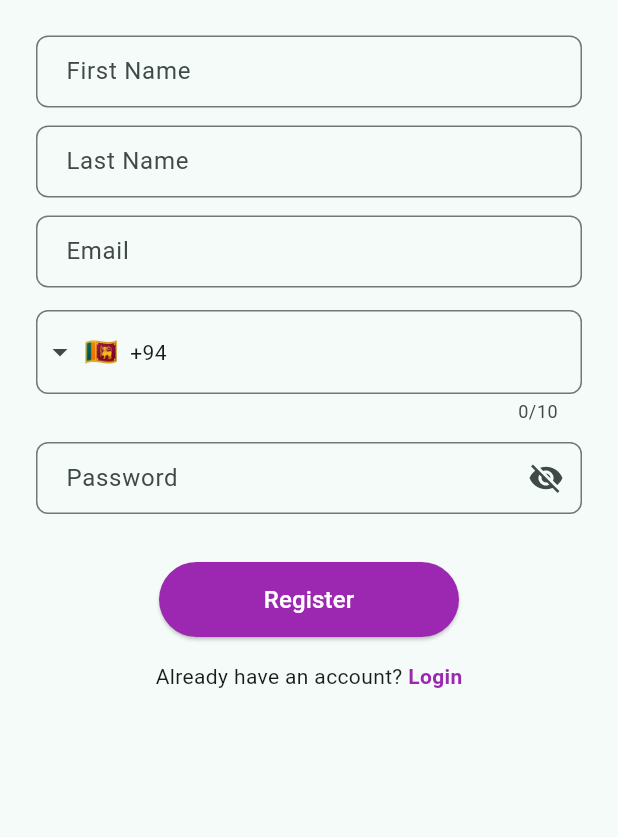
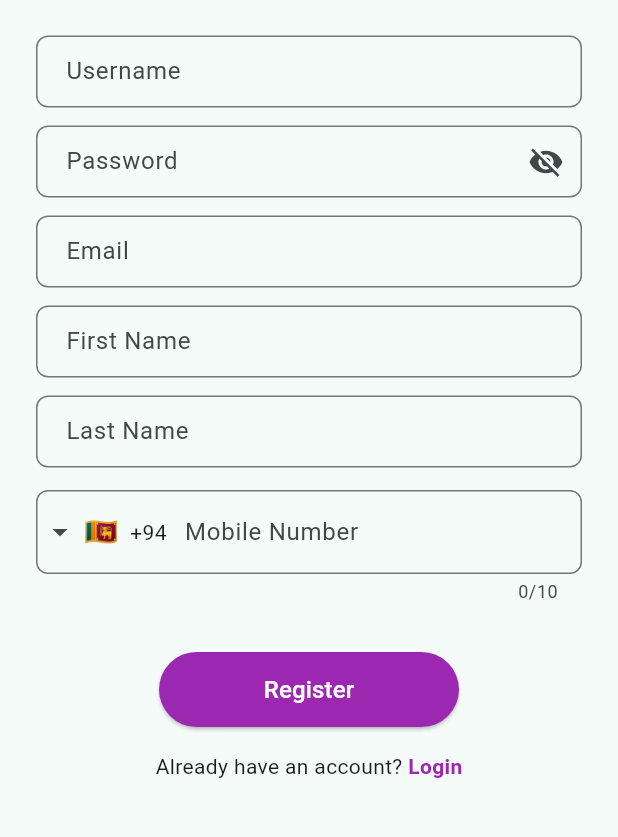
Before and after one commit to IshanD101/EYEDRA_UI_V2, a Flutter app: the RegisterForm screen opened directly, on a phone screen of 412 x 824 dp, the part 281-1118 px from its top. Run offline on Flutter 3.47's test engine with Material 3 defaults, Android fonts, the phone set to English and light mode, and no system bars; drawn by our look-alikes of intl_phone_field; our stand-ins replace camera, flutter_secure_storage, flutter_svg, glassmorphism, image_picker, jwt_decoder and 3 more; missing offline and left inert: model_viewer_plus, webview_flutter_android, zego_uikit_prebuilt_video_conference; accounts and stored records are empty; network calls fail.

Commit message:
Changing and refactoring codes..

```diff
--- a/lib/screens/community/group_chat_screen.dart
+++ b/lib/screens/community/group_chat_screen.dart
@@ -1,8 +1,8 @@
 import 'dart:async';
 import 'package:flutter/material.dart';
 import '/models/message_model.dart';
-import '/services/websocket_service.dart';
-import '/services/role_service.dart';
+import '../../services/api/websocket_service.dart';
+import '../../services/app/role_service.dart';
 import '/widgets/chat_message.dart';
 import '/widgets/user_avatar.dart';
 
--- a/lib/screens/community/group_space.dart
+++ b/lib/screens/community/group_space.dart
@@ -1,7 +1,7 @@
 import 'dart:ui';
 import 'package:flutter/material.dart';
 import '/models/group_space_model.dart';
-import '/services/group_service.dart';
+import '../../services/app/group_service.dart';
 import '/widgets/community_card.dart';
 import '/widgets/search_bar.dart';
 
--- a/lib/screens/register.dart
+++ b/lib/screens/register.dart
@@ -1,7 +1,7 @@
 import 'package:eyedra_ui_v2/screens/login.dart';
 import 'package:flutter/material.dart';
 import 'package:intl_phone_field/intl_phone_field.dart';
-import 'package:eyedra_ui_v2/services/auth_api.dart'; // Import the AuthApi
+import 'package:eyedra_ui_v2/services/api/auth_api.dart';
 
 void main() {
   runApp(MaterialApp(
@@ -22,38 +22,41 @@ class _RegisterFormState extends State<RegisterForm> {
   String? _errorMessage;
   String _phoneNumber = '';
 
-  final AuthApi _authApi = AuthApi(); // Create instance of AuthApi
+  final AuthApi _authApi = AuthApi();
   final _formKey = GlobalKey<FormState>();
 
+  // Added username controller and rearranged other controllers to match the desired order
+  final TextEditingController _usernameController = TextEditingController();
+  final TextEditingController _passwordController = TextEditingController();
+  final TextEditingController _emailController = TextEditingController();
   final TextEditingController _firstNameController = TextEditingController();
   final TextEditingController _lastNameController = TextEditingController();
-  final TextEditingController _emailController = TextEditingController();
-  final TextEditingController _passwordController = TextEditingController();
 
   @override
   void dispose() {
+    _usernameController.dispose();
+    _passwordController.dispose();
+    _emailController.dispose();
     _firstNameController.dispose();
     _lastNameController.dispose();
-    _emailController.dispose();
-    _passwordController.dispose();
     super.dispose();
   }
 
-  // Register function to call the API
   Future<void> _register() async {
-    setState(() {// Create user data map for API request
+    setState(() {
       _isLoading = true;
       _errorMessage = null;
     });
 
     try {
-
+      // Updated user data map to include username and maintain the desired order
       final userData = {
+        'username': _usernameController.text,
+        'password': _passwordController.text,
+        'email': _emailController.text,
         'firstName': _firstNameController.text,
         'lastName': _lastNameController.text,
-        'email': _emailController.text,
         'phoneNumber': _phoneNumber,
-        'password': _passwordController.text,
       };
 
       final result = await _authApi.register(userData);
@@ -63,7 +66,6 @@ class _RegisterFormState extends State<RegisterForm> {
       });
 
       if (result['success']) {
-        // Show success message and navigate to login
         ScaffoldMessenger.of(context).showSnackBar(
           SnackBar(
             content: Text('Registration successful! Please log in.'),
@@ -138,34 +140,8 @@ class _RegisterFormState extends State<RegisterForm> {
                   key: _formKey,
                   child: Column(
                     children: [
-                      _buildTextField(_firstNameController, 'First Name'),
-                      const SizedBox(height: 12),
-                      _buildTextField(_lastNameController, 'Last Name'),
-                      const SizedBox(height: 12),
-                      _buildTextField(
-                        _emailController,
-                        'Email',
-                        keyboardType: TextInputType.emailAddress,
-                      ),
-                      const SizedBox(height: 15),
-                      Row(
-                        children: [
-                          Expanded(
-                            child: IntlPhoneField(
-                              initialCountryCode: 'LK',
-                              decoration: InputDecoration(
-                                border: OutlineInputBorder(
-                                  borderSide: BorderSide(),
-                                  borderRadius: BorderRadius.circular(8.0),
-                                ),
-                              ),
-                              onChanged: (phone) {
-                                _phoneNumber = phone.completeNumber;
-                              },
-                            ),
-                          ),
-                        ],
-                      ),
+                      // Rearranged form fields to match the desired order
+                      _buildTextField(_usernameController, 'Username'),
                       const SizedBox(height: 12),
                       _buildTextField(
                         _passwordController,
@@ -184,8 +160,37 @@ class _RegisterFormState extends State<RegisterForm> {
                           },
                         ),
                       ),
+                      const SizedBox(height: 12),
+                      _buildTextField(
+                        _emailController,
+                        'Email',
+                        keyboardType: TextInputType.emailAddress,
+                      ),
+                      const SizedBox(height: 12),
+                      _buildTextField(_firstNameController, 'First Name'),
+                      const SizedBox(height: 12),
+                      _buildTextField(_lastNameController, 'Last Name'),
+                      const SizedBox(height: 15),
+                      Row(
+                        children: [
+                          Expanded(
+                            child: IntlPhoneField(
+                              initialCountryCode: 'LK',
+                              decoration: InputDecoration(
+                                labelText: 'Mobile Number',
+                                border: OutlineInputBorder(
+                                  borderSide: BorderSide(),
+                                  borderRadius: BorderRadius.circular(8.0),
+                                ),
+                              ),
+                              onChanged: (phone) {
+                                _phoneNumber = phone.completeNumber;
+                              },
+                            ),
+                          ),
+                        ],
+                      ),
                       const SizedBox(height: 16),
-                      // Display error message if registration fails
                       if (_errorMessage != null)
                         Padding(
                           padding: const EdgeInsets.only(bottom: 8.0),
@@ -289,6 +294,9 @@ class _RegisterFormState extends State<RegisterForm> {
         if (label == 'Password' && value.length < 6) {
           return 'Password must be at least 6 characters';
         }
+        if (label == 'Username' && value.length < 3) {
+          return 'Username must be at least 3 characters';
+        }
         return null;
       },
     );
--- a/lib/services/api_service.dart
+++ b/lib/services/api/api_service.dart
@@ -1,6 +1,6 @@
 import 'dart:convert';
 import 'package:http/http.dart' as http;
-import './auth_service.dart';
+import 'auth_service.dart';
 
 class ApiService {
   final String baseUrl = 'https://your-api-url.com/api'; // Replace with your API URL
--- a/lib/services/auth_api.dart
+++ b/lib/services/api/auth_api.dart
@@ -1,6 +1,6 @@
 import 'dart:convert';
 import 'package:http/http.dart' as http;
-import './auth_service.dart';
+import 'auth_service.dart';
 
 class AuthApi {
   final AuthService _authService = AuthService();
--- a/lib/services/websocket_service.dart
+++ b/lib/services/api/websocket_service.dart
@@ -2,7 +2,7 @@ import 'dart:async';
 import 'dart:convert';
 import 'package:web_socket_channel/web_socket_channel.dart';
 import 'package:web_socket_channel/io.dart';
-import './auth_service.dart';
+import 'auth_service.dart';
 
 class WebSocketService {
   final String baseWsUrl = 'wss://your-websocket-server.com'; // Replace with your WebSocket URL
--- a/lib/services/group_service.dart
+++ b/lib/services/app/group_service.dart
@@ -1,5 +1,5 @@
 import '/models/group_space_model.dart';
-import '/services/api_service.dart';
+import '../api/api_service.dart';
 
 class GroupService {
   final ApiService _apiService = ApiService();
--- a/lib/services/role_manager.dart
+++ b/lib/services/app/role_manager.dart
@@ -1,5 +1,5 @@
 import 'package:jwt_decoder/jwt_decoder.dart';
-import './auth_service.dart';
+import '../api/auth_service.dart';
 
 class RoleManager {
   final AuthService _authService = AuthService();
--- a/lib/services/role_service.dart
+++ b/lib/services/app/role_service.dart
@@ -1,4 +1,4 @@
-import '/services/auth_service.dart';
+import '../api/auth_service.dart';
 
 class RoleService {
   final AuthService _authService = AuthService();
```
Also changed, not shown: lib/screens/login.dart (+9 -17 lines), lib/services/api/auth_service.dart (renamed from lib/services/auth_service.dart).
